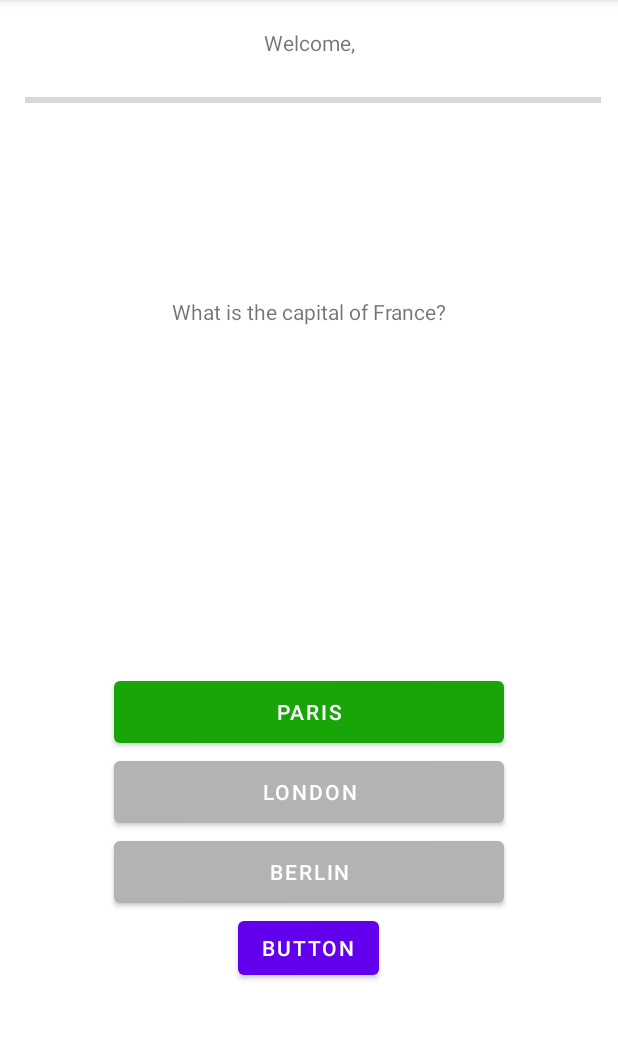
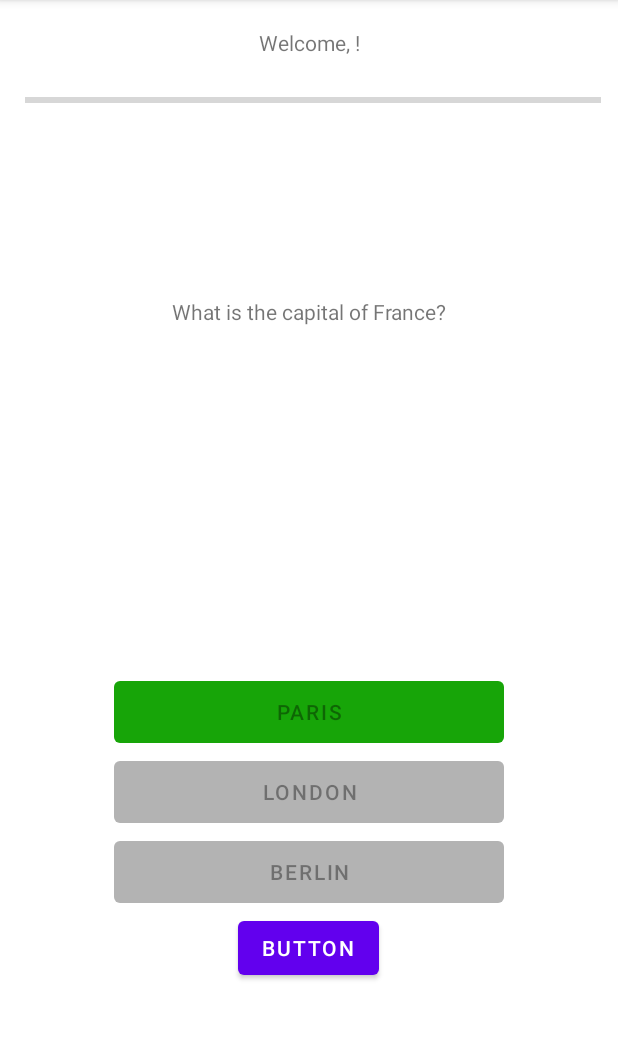
Before and after one commit to Thumbness/SIT305_Task3_1, an Android app: the QuizActivity screen opened directly, with no data from a screen before it, after a tap on "PARIS", on a phone screen of 412 x 824 dp, the part 84-1124 px from its top. Run offline under Robolectric (Android 15) with nearby library versions, the phone set to English and light mode, and no system bars.

Commit message:
add quiz question objects to list, fix username visibility issues, enable user to not click other options after selecting answer

```diff
--- a/app/src/main/java/quiz/app/task31/MainActivity.java
+++ b/app/src/main/java/quiz/app/task31/MainActivity.java
@@ -25,7 +25,6 @@ public class MainActivity extends AppCompatActivity {
 
         sharedPreferences = getSharedPreferences("MY_PREF", Context.MODE_PRIVATE);
         String userNameFromSharedPreference = sharedPreferences.getString("Username", "");
-        editUsername.setText(userNameFromSharedPreference);
 
 
         startButton.setOnClickListener(view -> {
--- a/app/src/main/java/quiz/app/task31/QuizActivity.java
+++ b/app/src/main/java/quiz/app/task31/QuizActivity.java
@@ -6,6 +6,7 @@ import android.content.SharedPreferences;
 import android.content.res.ColorStateList;
 import android.graphics.Color;
 import android.os.Bundle;
+import android.util.Log;
 import android.view.View;
 import android.widget.Button;
 import android.widget.ProgressBar;
@@ -21,20 +22,27 @@ import java.util.List;
 public class QuizActivity extends AppCompatActivity {
 
     private List<QuizQuestion> quizQuestions = Arrays.asList(
-            new QuizQuestion(
-                    "What is the capital of France?",
-                    new String[]{"Paris", "London", "Berlin"},
-                    0),
+            new QuizQuestion("What is the capital of France?",
+                    new String[]{"Paris", "London", "Berlin"}, 0),
             new QuizQuestion("What is Homer Simpson's skin color",
-                    new String[]{"Blue","White","Yellow"}, 2));
+                    new String[]{"Blue","White","Yellow"}, 2),
+            new QuizQuestion("How many fingers do humans have?",
+                    new String[]{"Ten", "Eight","Twenty"}, 1),
+            new QuizQuestion("At what Celsius does water boil?",
+                    new String[]{"88", "110","100"}, 2),
+            new QuizQuestion("Who won the 2020 F1 Drivers World Championship?",
+                    new String[]{"Lewis Hamilton", "Max Verstappen","Daniel Ricciardo"}, 0));
     ProgressBar progressBar;
     TextView question;
+    TextView welcomeText;
     Button selection_1;
     Button selection_2;
     Button selection_3;
     Button nextButton;
     SharedPreferences sharedPreferences;
     private int currentQuestionIndex = 0;
+    private int score;
+    private String userNameFromSharedPreference;
     ColorStateList colorGreen = ColorStateList.valueOf(Color.parseColor("#17A508"));
     ColorStateList colorRed = ColorStateList.valueOf(Color.parseColor("#FFFF0000"));
     ColorStateList colorNeutral = ColorStateList.valueOf(Color.parseColor("#BFBFBF"));
@@ -44,33 +52,35 @@ public class QuizActivity extends AppCompatActivity {
         super.onCreate(savedInstanceState);
         setContentView(R.layout.quiz_activity_layout);
         sharedPreferences = getSharedPreferences("MY_PREF", Context.MODE_PRIVATE);
-        String userNameFromSharedPreference = sharedPreferences.getString("Username", "");
-        Integer currentProgress = sharedPreferences.getInt("Progress", 0);
-        Integer score = sharedPreferences.getInt("Score", 0);
-
+        userNameFromSharedPreference = sharedPreferences.getString("Username", "");
+        score = sharedPreferences.getInt("Score", 0);
+        welcomeText = findViewById(R.id.welcomeTextView);
         question = findViewById(R.id.textView2);
         progressBar = findViewById(R.id.progressBar);
-        progressBar.setProgress(currentProgress);
+        progressBar.setProgress(currentQuestionIndex);
         selection_1 = findViewById(R.id.button2);
         selection_2 = findViewById(R.id.button3);
         selection_3 = findViewById(R.id.button4);
         nextButton = findViewById(R.id.button5);
+
+        welcomeText.setText("Welcome, " + userNameFromSharedPreference + "!");
         updateUI();
 
         selection_1.setOnClickListener(view -> {
-            checkAnswer(0, selection_1);
+            checkAnswer(0,score, selection_1);
         });
         selection_2.setOnClickListener(view -> {
-            checkAnswer(1, selection_2);
+            checkAnswer(1,score, selection_2);
         });
         selection_3.setOnClickListener(view -> {
-            checkAnswer(2, selection_3);
+            checkAnswer(2, score, selection_3);
         });
         nextButton.setOnClickListener(view -> {
-            moveToNextQuestion();
+            moveToNextQuestion(score);
         });
     }
     private void updateUI() {
+
         QuizQuestion currentQuestion = quizQuestions.get(currentQuestionIndex);
         question.setText(currentQuestion.getQuestion());
         String[] options = currentQuestion.getOptions();
@@ -78,22 +88,40 @@ public class QuizActivity extends AppCompatActivity {
         selection_2.setText(options[1]);
         selection_3.setText(options[2]);
     }
-    private void checkAnswer(int selectedOptionIndex, Button button) {
+    private void checkAnswer(int selectedOptionIndex, int score, Button button ) {
         QuizQuestion currentQuestion = quizQuestions.get(currentQuestionIndex);
         if (selectedOptionIndex == currentQuestion.getCorrectAnswerIndex()) {
             button.setBackgroundTintList(colorGreen);
+            score += 1;
         } else {
             button.setBackgroundTintList(colorRed);
         }
+        disableButtons();
     }
-    private void moveToNextQuestion() {
+    private void disableButtons() {
+        selection_1.setEnabled(false);
+        selection_2.setEnabled(false);
+        selection_3.setEnabled(false);
+    }
+    private void enableButtons() {
+        selection_1.setBackgroundTintList(colorNeutral);
+        selection_2.setBackgroundTintList(colorNeutral);
+        selection_3.setBackgroundTintList(colorNeutral);
+        selection_1.setEnabled(true);
+        selection_2.setEnabled(true);
+        selection_3.setEnabled(true);
+    }
+    private void moveToNextQuestion(int score) {
         currentQuestionIndex++;
+        welcomeText.setEnabled(false);
         if (currentQuestionIndex < quizQuestions.size()) {
-            selection_1.setBackgroundTintList(colorNeutral);
-            selection_2.setBackgroundTintList(colorNeutral);
-            selection_3.setBackgroundTintList(colorNeutral);
+            enableButtons();
             updateUI();
         } else {
+            SharedPreferences.Editor myEditor = sharedPreferences.edit();
+            myEditor.putInt("Score", score);
+            myEditor.apply();
+
             Intent intent = new Intent(QuizActivity.this, ResultsActivity.class);
             startActivity(intent);
         }
```
